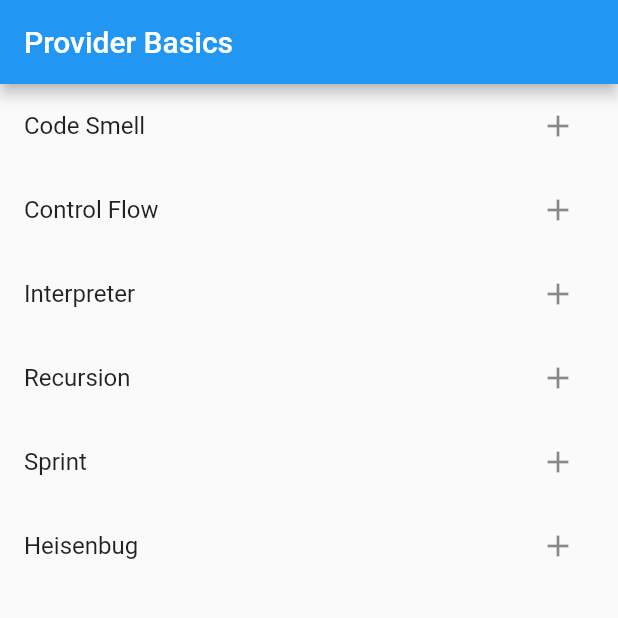
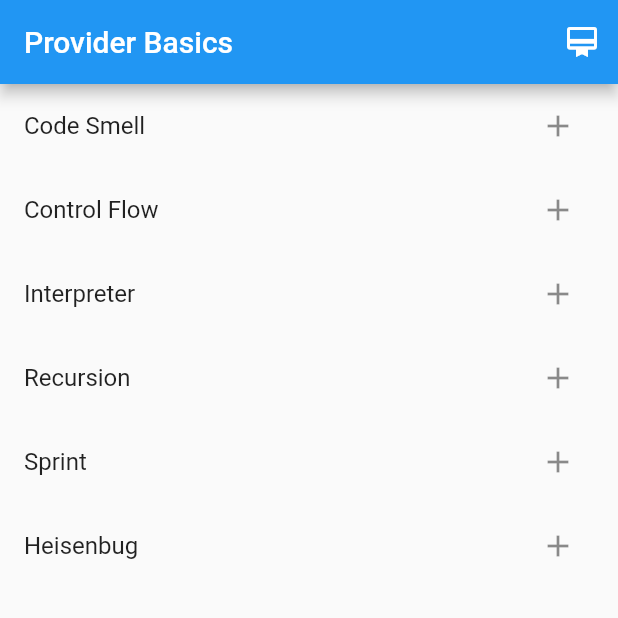
Before and after one commit to LunarioTK/Provider_Basics, a Flutter app: the screen it shows after launch, on a phone screen of 412 x 824 dp, the top half of it. Run offline on Flutter 3.47's test engine with Material 2 defaults, Android fonts, the phone set to English and light mode, and no system bars.

Commit message:
Added cart button but still with bugs

```diff
--- a/lib/main.dart
+++ b/lib/main.dart
@@ -1,7 +1,8 @@
 import 'package:flutter/material.dart';
 import 'package:provider/provider.dart';
-import 'package:provider_basics/models/cartModel.dart';
-import 'package:provider_basics/models/catalogModel.dart';
+import 'package:provider_basics/models/cart_model.dart';
+import 'package:provider_basics/models/catalog_model.dart';
+import 'package:provider_basics/screens/cart.dart';
 import 'package:provider_basics/screens/home.dart';
 
 void main() {
@@ -16,14 +17,16 @@ class MyApp extends StatelessWidget {
     return Builder(builder: (context) {
       return MultiProvider(
         providers: [
-          ChangeNotifierProvider(
-            create: ((context) => CartModel()),
-          ),
+          ChangeNotifierProvider(create: ((context) => CartModel())),
           Provider(create: ((context) => CatalogModel()))
         ],
-        child: const MaterialApp(
+        child: MaterialApp(
+          initialRoute: '/',
+          routes: {
+            '/': ((context) => const Home()),
+            '/cart': (context) => const MyCart()
+          },
           debugShowCheckedModeBanner: false,
-          home: Home(),
         ),
       );
     });
--- a/lib/models/cartModel.dart
+++ b/lib/models/cart_model.dart
@@ -1,5 +1,5 @@
 import 'package:flutter/material.dart';
-import 'package:provider_basics/models/catalogModel.dart';
+import 'package:provider_basics/models/catalog_model.dart';
 
 class CartModel extends ChangeNotifier {
   late CatalogModel _catalog;
--- a/lib/models/catalogModel.dart
+++ b/lib/models/catalog_model.dart
@@ -26,6 +26,10 @@ class CatalogModel {
   UnmodifiableListView<String> get items {
     return UnmodifiableListView(itemNames);
   }
+
+  Item getByPosition(int position) {
+    return getById(position);
+  }
 }
 
 @immutable
--- a/lib/screens/home.dart
+++ b/lib/screens/home.dart
@@ -1,29 +1,71 @@
 import 'package:flutter/material.dart';
 import 'package:provider/provider.dart';
-import 'package:provider_basics/models/catalogModel.dart';
+import 'package:provider_basics/models/cart_model.dart';
+import 'package:provider_basics/models/catalog_model.dart';
 
 class Home extends StatelessWidget {
   const Home({super.key});
 
   @override
   Widget build(BuildContext context) {
-    var catalog = Provider.of<CatalogModel>(context, listen: false).items;
+    //var catalog = Provider.of<CatalogModel>(context, listen: false).items;
+
     return Scaffold(
       appBar: AppBar(
+        actions: [
+          IconButton(
+            onPressed: (() => Navigator.pushNamed(context, '/cart')),
+            icon: const Icon(Icons.wallet_membership),
+          )
+        ],
         title: const Text('Provider Basics'),
       ),
       body: ListView.builder(
-        itemCount: catalog.length,
         itemBuilder: (context, index) {
-          return ListTile(
-            title: Text(catalog[index]),
-            trailing: IconButton(
-              icon: const Icon(Icons.add),
-              onPressed: () {},
-            ),
-          );
+          return _MyCatalog(index: index);
         },
       ),
     );
   }
 }
+
+class _AddCart extends StatelessWidget {
+  final Item item;
+  const _AddCart({required this.item});
+
+  @override
+  Widget build(BuildContext context) {
+    var isInCart = context.select<CartModel, bool>(
+      (cart) => cart.items.contains(item),
+    );
+
+    return IconButton(
+      icon: isInCart ? const Icon(Icons.check) : const Icon(Icons.add),
+      onPressed: () {
+        isInCart
+            ? null
+            : () {
+                var cart = context.read<CartModel>();
+                cart.add(item);
+              };
+      },
+    );
+  }
+}
+
+class _MyCatalog extends StatelessWidget {
+  final int index;
+  const _MyCatalog({required this.index});
+
+  @override
+  Widget build(BuildContext context) {
+    var item = context.select<CatalogModel, Item>(
+      (catalog) => catalog.getByPosition(index),
+    );
+
+    return ListTile(
+      title: Text(item.name),
+      trailing: _AddCart(item: item),
+    );
+  }
+}
```
Also changed, not shown: lib/screens/cart.dart (added, +44 -0 lines).
